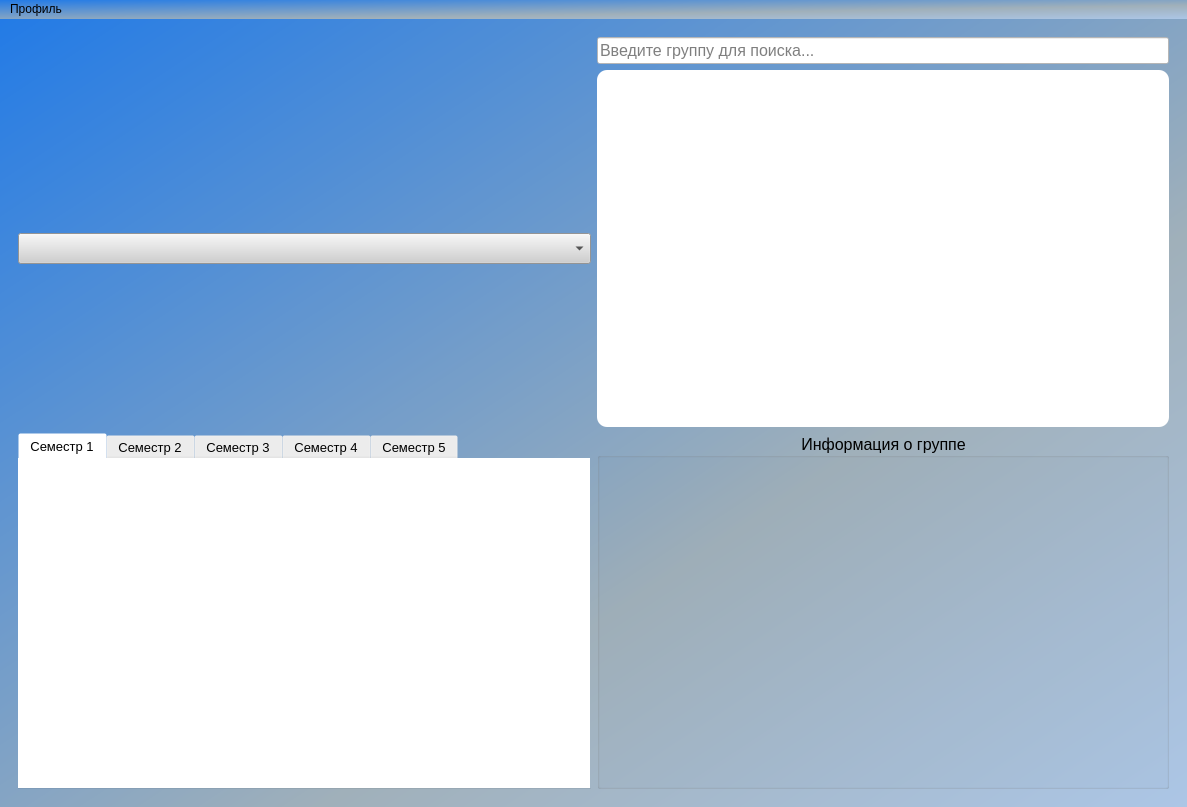
First picture: the form in interface/interface.ui, repository Terrasd/curators_app, before the edit.
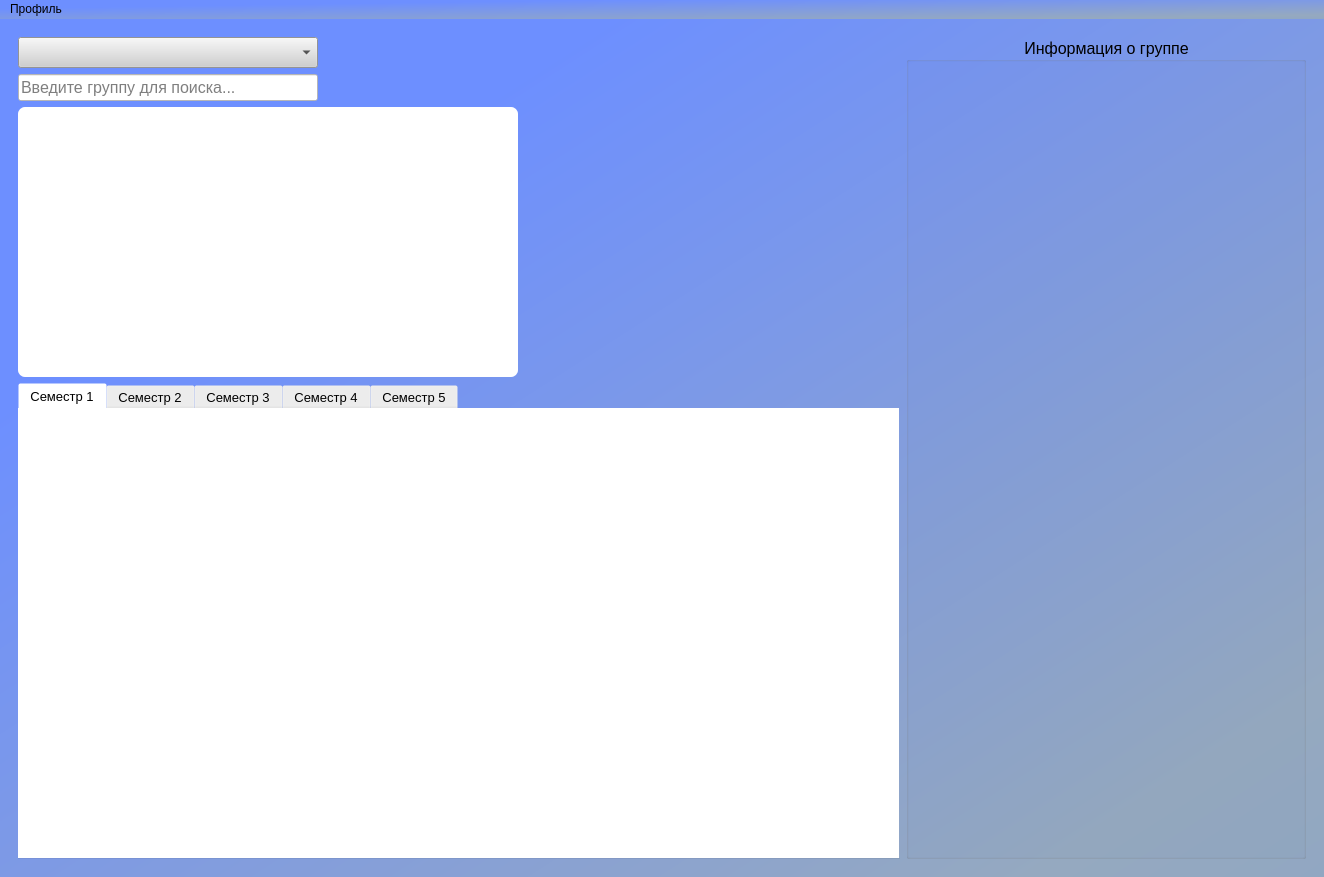
Second picture: the form after the edit. The open tabs and pages were chosen to show the change. Icons and pictures are not drawn.

Commit message: Added events handling. Minor interface changes. Delete __pycache__ and update .gitignore

The edit to the form file:
```diff
--- a/interface/interface.ui
+++ b/interface/interface.ui
@@ -6,15 +6,15 @@
    <rect>
     <x>0</x>
     <y>0</y>
-    <width>1187</width>
-    <height>807</height>
+    <width>1324</width>
+    <height>877</height>
    </rect>
   </property>
   <property name="windowTitle">
    <string>ЯКуратор</string>
   </property>
   <property name="styleSheet">
-   <string notr="true">background-color: qlineargradient(spread:pad, x1:0, y1:0, x2:1, y2:1, stop:0 rgba(35, 123, 230, 255), stop:0.636364 rgba(160, 176, 186, 255), stop:1 rgba(172, 198, 230, 255));</string>
+   <string notr="true">background-color: qlineargradient(spread:pad, x1:0, y1:0, x2:1, y2:1, stop:0.227273 rgba(109, 143, 255, 255), stop:0.886364 rgba(149, 169, 192, 255), stop:1 rgba(145, 167, 194, 255));</string>
   </property>
   <widget class="QWidget" name="centralwidget">
    <layout class="QHBoxLayout" name="horizontalLayout_3">
@@ -502,35 +502,20 @@
       </widget>
       <widget class="QWidget" name="students_page_superuser">
        <layout class="QGridLayout" name="gridLayout_13">
-        <item row="2" column="1">
-         <widget class="QGroupBox" name="inform_group_layout_superuser">
-          <property name="sizePolicy">
-           <sizepolicy hsizetype="Expanding" vsizetype="Expanding">
-            <horstretch>0</horstretch>
-            <verstretch>0</verstretch>
-           </sizepolicy>
-          </property>
-          <property name="minimumSize">
-           <size>
-            <width>260</width>
-            <height>0</height>
-           </size>
-          </property>
-          <property name="font">
-           <font>
-            <pointsize>12</pointsize>
-           </font>
-          </property>
-          <property name="title">
-           <string>Информация о группе</string>
-          </property>
-          <property name="alignment">
-           <set>Qt::AlignCenter</set>
-          </property>
-         </widget>
-        </item>
-        <item row="2" column="0">
+        <item row="4" column="0">
          <widget class="QTabWidget" name="group_tables_semesters_superuser">
+          <property name="sizePolicy">
+           <sizepolicy hsizetype="Expanding" vsizetype="Expanding">
+            <horstretch>0</horstretch>
+            <verstretch>0</verstretch>
+           </sizepolicy>
+          </property>
+          <property name="minimumSize">
+           <size>
+            <width>0</width>
+            <height>300</height>
+           </size>
+          </property>
           <property name="font">
            <font>
             <pointsize>10</pointsize>
@@ -549,6 +534,12 @@
            <layout class="QGridLayout" name="gridLayout_8">
             <item row="0" column="0">
              <widget class="QTableView" name="group_table_view_1_superuser">
+              <property name="minimumSize">
+               <size>
+                <width>0</width>
+                <height>100</height>
+               </size>
+              </property>
               <property name="font">
                <font>
                 <family>MS Shell Dlg 2</family>
@@ -632,6 +623,12 @@
             <verstretch>0</verstretch>
            </sizepolicy>
           </property>
+          <property name="maximumSize">
+           <size>
+            <width>300</width>
+            <height>16777215</height>
+           </size>
+          </property>
           <property name="font">
            <font>
             <pointsize>14</pointsize>
@@ -645,25 +642,14 @@
           </property>
          </widget>
         </item>
-        <item row="1" column="1">
-         <widget class="QListView" name="group_list_superuser">
-          <property name="font">
-           <font>
-            <family>MS Shell Dlg 2</family>
-            <pointsize>14</pointsize>
-           </font>
-          </property>
-          <property name="styleSheet">
-           <string notr="true">QListView {
-	background-color: rgb(255, 255, 255);
-	border-radius: 10px;
-	padding: 15px 15px;
-}</string>
-          </property>
-         </widget>
-        </item>
-        <item row="0" column="1">
+        <item row="2" column="0">
          <widget class="QLineEdit" name="find_group_by_name">
+          <property name="maximumSize">
+           <size>
+            <width>300</width>
+            <height>16777215</height>
+           </size>
+          </property>
           <property name="font">
            <font>
             <pointsize>12</pointsize>
@@ -679,6 +665,74 @@
           </property>
          </widget>
         </item>
+        <item row="3" column="0">
+         <widget class="QListView" name="group_list_superuser">
+          <property name="sizePolicy">
+           <sizepolicy hsizetype="Expanding" vsizetype="Expanding">
+            <horstretch>0</horstretch>
+            <verstretch>0</verstretch>
+           </sizepolicy>
+          </property>
+          <property name="minimumSize">
+           <size>
+            <width>0</width>
+            <height>100</height>
+           </size>
+          </property>
+          <property name="maximumSize">
+           <size>
+            <width>500</width>
+            <height>270</height>
+           </size>
+          </property>
+          <property name="font">
+           <font>
+            <family>MS Shell Dlg 2</family>
+            <pointsize>14</pointsize>
+           </font>
+          </property>
+          <property name="styleSheet">
+           <string notr="true">QListView {
+	background-color: rgb(255, 255, 255);
+	border-radius: 7px;
+	padding: 15px 15px;
+}</string>
+          </property>
+         </widget>
+        </item>
+        <item row="1" column="1" rowspan="4">
+         <widget class="QGroupBox" name="inform_group_layout_superuser">
+          <property name="sizePolicy">
+           <sizepolicy hsizetype="Expanding" vsizetype="Expanding">
+            <horstretch>0</horstretch>
+            <verstretch>0</verstretch>
+           </sizepolicy>
+          </property>
+          <property name="minimumSize">
+           <size>
+            <width>0</width>
+            <height>0</height>
+           </size>
+          </property>
+          <property name="maximumSize">
+           <size>
+            <width>400</width>
+            <height>16777215</height>
+           </size>
+          </property>
+          <property name="font">
+           <font>
+            <pointsize>12</pointsize>
+           </font>
+          </property>
+          <property name="title">
+           <string>Информация о группе</string>
+          </property>
+          <property name="alignment">
+           <set>Qt::AlignCenter</set>
+          </property>
+         </widget>
+        </item>
        </layout>
       </widget>
      </widget>
@@ -690,7 +744,7 @@
     <rect>
      <x>0</x>
      <y>0</y>
-     <width>1187</width>
+     <width>1324</width>
      <height>21</height>
     </rect>
    </property>
```
Left out of the diff: 72 changed lines with no effect on the pictures. The commit also changes 15 other files.
